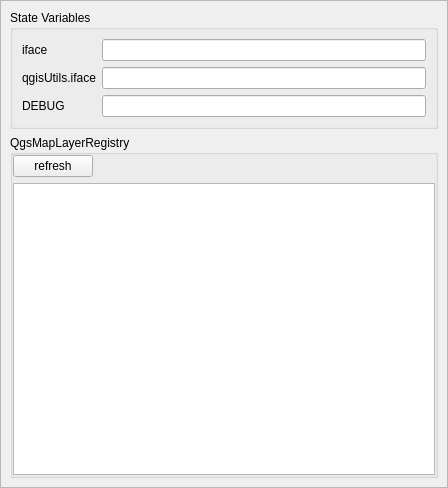
Qt form enmapbox/gui/ui/debuginfopanel.ui (jakimowb/enmapbox_testmigration2) before a commit.
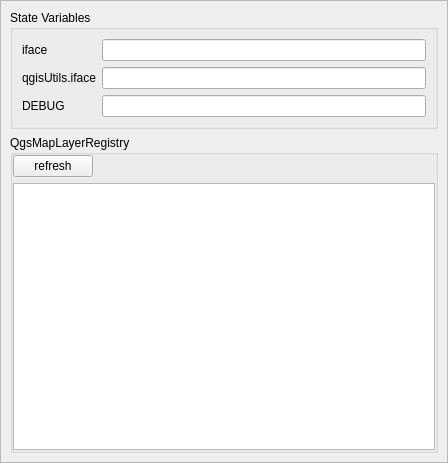
The same form after that commit.

The edit to the form file:
```diff
--- a/enmapbox/gui/ui/debuginfopanel.ui
+++ b/enmapbox/gui/ui/debuginfopanel.ui
@@ -7,7 +7,7 @@
     <x>0</x>
     <y>0</y>
     <width>448</width>
-    <height>488</height>
+    <height>463</height>
    </rect>
   </property>
   <property name="windowTitle">
```
